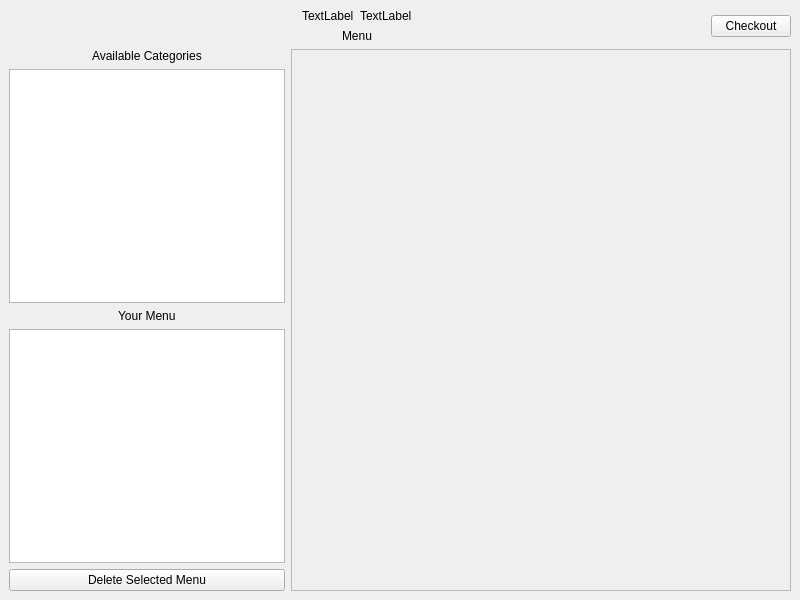
This is mainwindow.ui in PeteCastle/PEx5 as Qt 5 draws it before an edit. The edited form follows.
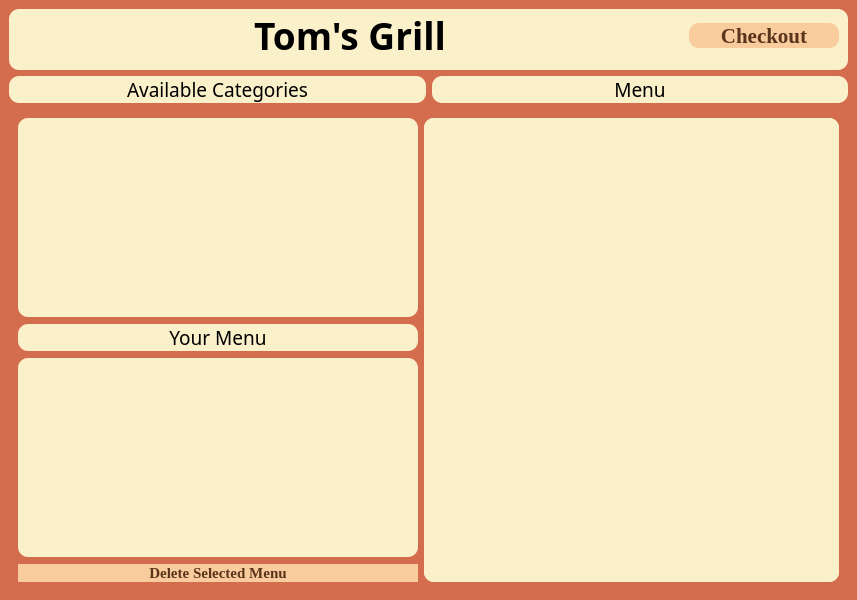
This is the edited form.

What changed in the file:
```diff
--- a/mainwindow.ui
+++ b/mainwindow.ui
@@ -6,98 +6,304 @@
    <rect>
     <x>0</x>
     <y>0</y>
-    <width>800</width>
+    <width>857</width>
     <height>600</height>
    </rect>
   </property>
   <property name="windowTitle">
-   <string>MainWindow</string>
+   <string>Tom's Grill Menu</string>
+  </property>
+  <property name="styleSheet">
+   <string notr="true">background-color: rgb(212, 108, 78);</string>
   </property>
   <widget class="QWidget" name="centralwidget">
-   <layout class="QGridLayout" name="gridLayout" columnstretch="40,60,0">
-    <item row="1" column="0" colspan="2" alignment="Qt::AlignHCenter">
-     <widget class="QLabel" name="label_4">
-      <property name="text">
-       <string>Menu</string>
-      </property>
-     </widget>
+   <layout class="QVBoxLayout" name="verticalLayout_4">
+    <item>
+     <layout class="QHBoxLayout" name="horizontalLayout_4">
+      <item>
+       <widget class="QWidget" name="" native="true">
+        <property name="styleSheet">
+         <string notr="true">color: rgb(0, 0, 0);
+background-color: rgb(250, 240, 202);
+border-radius: 10px
+</string>
+        </property>
+        <layout class="QHBoxLayout" name="horizontalLayout">
+         <property name="topMargin">
+          <number>1</number>
+         </property>
+         <item alignment="Qt::AlignHCenter">
+          <widget class="QLabel" name="label">
+           <property name="sizePolicy">
+            <sizepolicy hsizetype="Preferred" vsizetype="Preferred">
+             <horstretch>0</horstretch>
+             <verstretch>0</verstretch>
+            </sizepolicy>
+           </property>
+           <property name="minimumSize">
+            <size>
+             <width>0</width>
+             <height>0</height>
+            </size>
+           </property>
+           <property name="font">
+            <font>
+             <family>Amsterdam Lentteria</family>
+             <pointsize>24</pointsize>
+            </font>
+           </property>
+           <property name="styleSheet">
+            <string notr="true">color: rgb(0, 0, 0);</string>
+           </property>
+           <property name="text">
+            <string>&lt;html&gt;&lt;head/&gt;&lt;body&gt;&lt;p align=&quot;center&quot;&gt;&lt;span style=&quot; font-size:28pt; font-weight:700;&quot;&gt;Tom's Grill&lt;/span&gt;&lt;/p&gt;&lt;/body&gt;&lt;/html&gt;</string>
+           </property>
+          </widget>
+         </item>
+         <item>
+          <widget class="QPushButton" name="CheckoutButton">
+           <property name="sizePolicy">
+            <sizepolicy hsizetype="Preferred" vsizetype="Preferred">
+             <horstretch>0</horstretch>
+             <verstretch>0</verstretch>
+            </sizepolicy>
+           </property>
+           <property name="minimumSize">
+            <size>
+             <width>150</width>
+             <height>25</height>
+            </size>
+           </property>
+           <property name="maximumSize">
+            <size>
+             <width>150</width>
+             <height>25</height>
+            </size>
+           </property>
+           <property name="font">
+            <font>
+             <family>Georgia</family>
+             <pointsize>16</pointsize>
+             <bold>true</bold>
+            </font>
+           </property>
+           <property name="layoutDirection">
+            <enum>Qt::LeftToRight</enum>
+           </property>
+           <property name="styleSheet">
+            <string notr="true">
+background-color: rgb(249, 204, 158);
+color: rgb(89, 52, 27);
+border-radius: 10px;</string>
+           </property>
+           <property name="text">
+            <string>Checkout</string>
+           </property>
+          </widget>
+         </item>
+        </layout>
+       </widget>
+      </item>
+     </layout>
     </item>
-    <item row="0" column="0" colspan="2">
-     <layout class="QHBoxLayout" name="horizontalLayout">
-      <property name="topMargin">
-       <number>0</number>
-      </property>
-      <item alignment="Qt::AlignRight">
-       <widget class="QLabel" name="label">
+    <item>
+     <layout class="QHBoxLayout" name="horizontalLayout_2">
+      <item>
+       <widget class="QLabel" name="label_5">
+        <property name="font">
+         <font>
+          <family>Amsterdam Traveling</family>
+          <pointsize>14</pointsize>
+         </font>
+        </property>
+        <property name="styleSheet">
+         <string notr="true">color: rgb(0, 0, 0);
+background-color: rgb(250, 240, 202);
+border-radius: 10px
+</string>
+        </property>
         <property name="text">
-         <string>TextLabel</string>
+         <string>&lt;html&gt;&lt;head/&gt;&lt;body&gt;&lt;p align=&quot;center&quot;&gt;Available Categories&lt;/p&gt;&lt;/body&gt;&lt;/html&gt;</string>
         </property>
        </widget>
       </item>
       <item>
-       <widget class="QLabel" name="label_2">
+       <widget class="QLabel" name="label_4">
+        <property name="font">
+         <font>
+          <family>Amsterdam Traveling</family>
+          <pointsize>14</pointsize>
+         </font>
+        </property>
+        <property name="styleSheet">
+         <string notr="true">color: rgb(0, 0, 0);
+background-color: rgb(250, 240, 202);
+border-radius: 10px
+</string>
+        </property>
         <property name="text">
-         <string>TextLabel</string>
+         <string>&lt;html&gt;&lt;head/&gt;&lt;body&gt;&lt;p align=&quot;center&quot;&gt;Menu&lt;/p&gt;&lt;/body&gt;&lt;/html&gt;</string>
         </property>
        </widget>
       </item>
      </layout>
     </item>
-    <item row="0" column="2" rowspan="2">
-     <widget class="QPushButton" name="CheckoutButton">
-      <property name="text">
-       <string>Checkout</string>
-      </property>
+    <item>
+     <widget class="QWidget" name="" native="true">
+      <layout class="QHBoxLayout" name="horizontalLayout_3">
+       <item>
+        <layout class="QVBoxLayout" name="verticalLayout_3">
+         <property name="spacing">
+          <number>7</number>
+         </property>
+         <property name="sizeConstraint">
+          <enum>QLayout::SetMinimumSize</enum>
+         </property>
+         <item>
+          <widget class="QListView" name="listView">
+           <property name="sizePolicy">
+            <sizepolicy hsizetype="Fixed" vsizetype="Expanding">
+             <horstretch>0</horstretch>
+             <verstretch>0</verstretch>
+            </sizepolicy>
+           </property>
+           <property name="maximumSize">
+            <size>
+             <width>400</width>
+             <height>16777215</height>
+            </size>
+           </property>
+           <property name="styleSheet">
+            <string notr="true">background-color: rgb(250, 240, 202);
+border-radius: 10px</string>
+           </property>
+           <property name="isWrapping" stdset="0">
+            <bool>false</bool>
+           </property>
+           <property name="resizeMode">
+            <enum>QListView::Fixed</enum>
+           </property>
+          </widget>
+         </item>
+         <item>
+          <widget class="QLabel" name="label_3">
+           <property name="maximumSize">
+            <size>
+             <width>400</width>
+             <height>16777215</height>
+            </size>
+           </property>
+           <property name="font">
+            <font>
+             <family>Amsterdam Traveling</family>
+             <pointsize>14</pointsize>
+            </font>
+           </property>
+           <property name="styleSheet">
+            <string notr="true">color: rgb(0, 0, 0);
+background-color: rgb(250, 240, 202);
+border-radius: 10px
+</string>
+           </property>
+           <property name="text">
+            <string>&lt;html&gt;&lt;head/&gt;&lt;body&gt;&lt;p align=&quot;center&quot;&gt;Your Menu&lt;/p&gt;&lt;/body&gt;&lt;/html&gt;</string>
+           </property>
+          </widget>
+         </item>
+         <item>
+          <widget class="QTreeView" name="treeView">
+           <property name="sizePolicy">
+            <sizepolicy hsizetype="Fixed" vsizetype="Expanding">
+             <horstretch>0</horstretch>
+             <verstretch>0</verstretch>
+            </sizepolicy>
+           </property>
+           <property name="maximumSize">
+            <size>
+             <width>400</width>
+             <height>16777215</height>
+            </size>
+           </property>
+           <property name="styleSheet">
+            <string notr="true">background-color: rgb(250, 240, 202);
+border-radius: 10px</string>
+           </property>
+          </widget>
+         </item>
+         <item>
+          <widget class="QPushButton" name="pushButton">
+           <property name="sizePolicy">
+            <sizepolicy hsizetype="Preferred" vsizetype="Preferred">
+             <horstretch>0</horstretch>
+             <verstretch>0</verstretch>
+            </sizepolicy>
+           </property>
+           <property name="minimumSize">
+            <size>
+             <width>50</width>
+             <height>0</height>
+            </size>
+           </property>
+           <property name="maximumSize">
+            <size>
+             <width>400</width>
+             <height>16777215</height>
+            </size>
+           </property>
+           <property name="font">
+            <font>
+             <family>Georgia</family>
+             <pointsize>11</pointsize>
+             <bold>true</bold>
+            </font>
+           </property>
+           <property name="styleSheet">
+            <string notr="true">background-color: rgb(249, 204, 158);
+color: rgb(89, 52, 27);
+border-radius: 10px;</string>
+           </property>
+           <property name="text">
+            <string>Delete Selected Menu</string>
+           </property>
+          </widget>
+         </item>
+        </layout>
+       </item>
+       <item>
+        <widget class="QScrollArea" name="scrollArea">
+         <property name="sizePolicy">
+          <sizepolicy hsizetype="Preferred" vsizetype="Preferred">
+           <horstretch>0</horstretch>
+           <verstretch>0</verstretch>
+          </sizepolicy>
+         </property>
+         <property name="styleSheet">
+          <string notr="true">border-radius: 10px;
+background-color: rgb(250, 240, 202);
+</string>
+         </property>
+         <property name="widgetResizable">
+          <bool>true</bool>
+         </property>
+         <widget class="QWidget" name="scrollAreaWidgetContents">
+          <property name="geometry">
+           <rect>
+            <x>0</x>
+            <y>0</y>
+            <width>413</width>
+            <height>433</height>
+           </rect>
+          </property>
+          <layout class="QVBoxLayout" name="verticalLayout_2"/>
+         </widget>
+        </widget>
+       </item>
+      </layout>
      </widget>
     </item>
-    <item row="7" column="0">
+    <item>
      <layout class="QVBoxLayout" name="verticalLayout"/>
     </item>
-    <item row="4" column="0" alignment="Qt::AlignHCenter">
-     <widget class="QLabel" name="label_3">
-      <property name="text">
-       <string>Your Menu</string>
-      </property>
-     </widget>
-    </item>
-    <item row="3" column="0">
-     <widget class="QListView" name="listView"/>
-    </item>
-    <item row="2" column="0" alignment="Qt::AlignHCenter">
-     <widget class="QLabel" name="label_5">
-      <property name="text">
-       <string>Available Categories</string>
-      </property>
-     </widget>
-    </item>
-    <item row="2" column="1" rowspan="6" colspan="2">
-     <widget class="QScrollArea" name="scrollArea">
-      <property name="widgetResizable">
-       <bool>true</bool>
-      </property>
-      <widget class="QWidget" name="scrollAreaWidgetContents">
-       <property name="geometry">
-        <rect>
-         <x>0</x>
-         <y>0</y>
-         <width>498</width>
-         <height>534</height>
-        </rect>
-       </property>
-       <layout class="QVBoxLayout" name="verticalLayout_2"/>
-      </widget>
-     </widget>
-    </item>
-    <item row="6" column="0">
-     <widget class="QPushButton" name="pushButton">
-      <property name="text">
-       <string>Delete Selected Menu</string>
-      </property>
-     </widget>
-    </item>
-    <item row="5" column="0">
-     <widget class="QTreeView" name="treeView"/>
-    </item>
    </layout>
   </widget>
  </widget>
```
